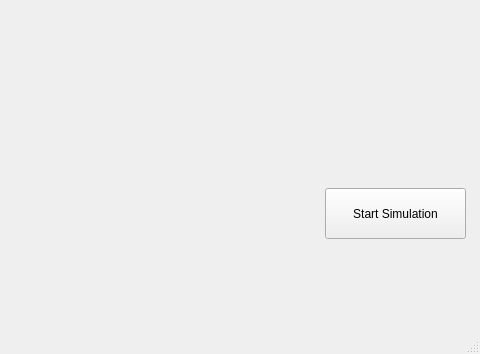
Before: the Qt Designer form ComfortableCinema/mainwindow.ui in Eryk07/ZTPR, drawn with Qt 5; both pictures show x 485 to 965 and y 292 to 646 of the 965 by 646 pixel window.
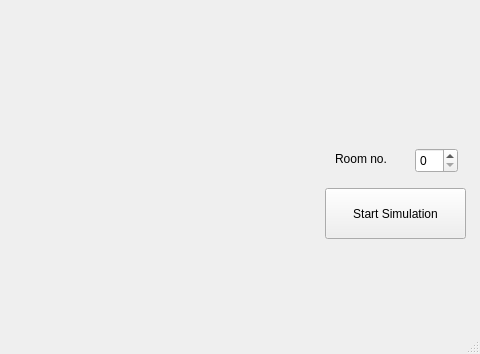
After: the same form once the commit is applied. Custom widgets are drawn as their Qt base class.

Commit message: add room choice to MainWindow

Patch:
```diff
--- a/ComfortableCinema/mainwindow.ui
+++ b/ComfortableCinema/mainwindow.ui
@@ -103,6 +103,29 @@
      </item>
     </layout>
    </widget>
+   <widget class="QLabel" name="roomIdLabel">
+    <property name="geometry">
+     <rect>
+      <x>820</x>
+      <y>440</y>
+      <width>71</width>
+      <height>21</height>
+     </rect>
+    </property>
+    <property name="text">
+     <string>Room no.</string>
+    </property>
+   </widget>
+   <widget class="QSpinBox" name="roomIdSpinBox">
+    <property name="geometry">
+     <rect>
+      <x>900</x>
+      <y>440</y>
+      <width>43</width>
+      <height>25</height>
+     </rect>
+    </property>
+   </widget>
   </widget>
   <widget class="QMenuBar" name="menubar">
    <property name="geometry">
```
The commit also changes 2 other files.
